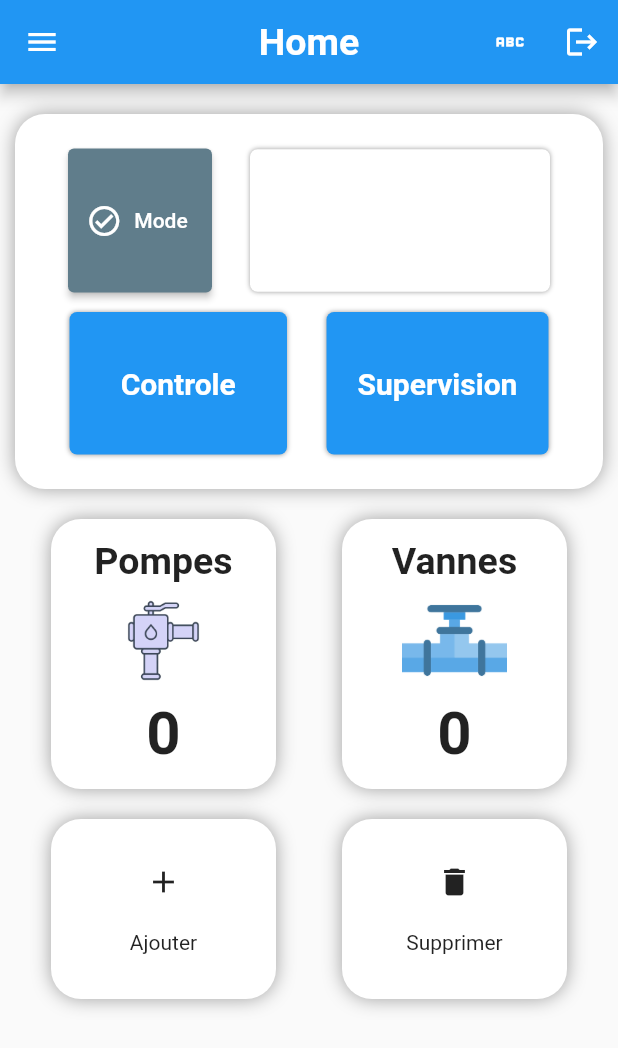
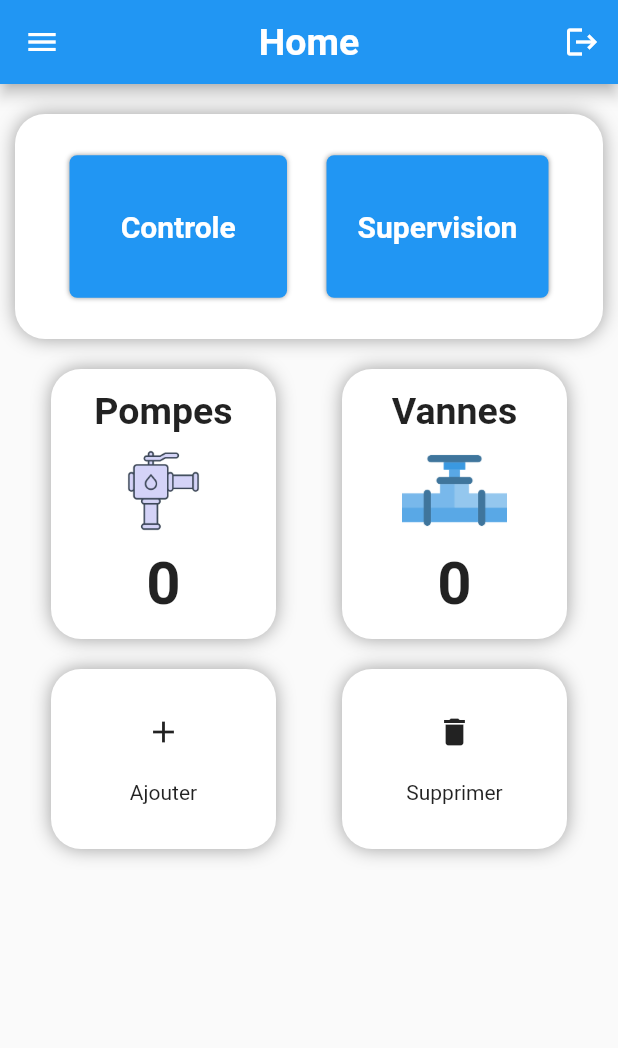
Before and after one commit to yasedd/arosa, a Flutter app: the Home_page screen opened by its route, on a phone screen of 412 x 824 dp. Shown: the top 1048 px of the screen. Run offline on Flutter 3.47's test engine with Material 2 defaults, Android fonts, the phone set to English and light mode, and no system bars; our stand-ins replace awesome_dialog, cloud_firestore, firebase_auth, firebase_core, firebase_database, percent_indicator and 1 more; missing offline and left inert: profile; accounts and stored records are empty.

Commit message:
Last commit

```diff
--- a/lib/Tools_pages/Remove_tools.dart
+++ b/lib/Tools_pages/Remove_tools.dart
@@ -24,6 +24,7 @@ class _Remove_toolsState extends State<Remove_tools> {
     return Scaffold(
       appBar: AppBar(
         title: const Text('Remove'),
+        centerTitle: true,
         actions: [
           IconButton(
               onPressed: () {
--- a/lib/main.dart
+++ b/lib/main.dart
@@ -22,7 +22,7 @@ class MyApp extends StatelessWidget {
   @override
   Widget build(BuildContext context) {
     return MaterialApp(
-      home: Home_page(),
+      home: const Login_page(),
       theme: ThemeData(
           primaryColor: Colors.blueAccent,
           listTileTheme: const ListTileThemeData(
--- a/lib/pages/Home_page.dart
+++ b/lib/pages/Home_page.dart
@@ -1,5 +1,5 @@
 import 'package:arosa/scaffold_adds/drawer.dart';
-import 'package:arosa/test.dart';
+// import 'package:arosa/test.dart';
 import 'package:firebase_auth/firebase_auth.dart';
 import 'package:firebase_database/firebase_database.dart';
 import 'package:flutter/material.dart';
@@ -31,12 +31,12 @@ class _Home_pageState extends State<Home_page> {
         title: const Text('Home'),
         centerTitle: true,
         actions: [
-          IconButton(
-              onPressed: () {
-                Navigator.of(context).push(
-                    MaterialPageRoute(builder: (context) => DurationScreen()));
-              },
-              icon: Icon(Icons.abc)),
+          // IconButton(
+          //     onPressed: () {
+          //       Navigator.of(context).push(
+          //           MaterialPageRoute(builder: (context) => DurationScreen()));
+          //     },
+          //     icon: Icon(Icons.abc)),
           IconButton(
               onPressed: () async {
                 showloading(context);
@@ -73,7 +73,7 @@ class _Home_pageState extends State<Home_page> {
             ),
             Container(
               width: double.maxFinite,
-              height: 250,
+              height: 150,
               margin: const EdgeInsets.all(10),
               padding: const EdgeInsets.all(10),
               decoration: BoxDecoration(
@@ -89,51 +89,51 @@ class _Home_pageState extends State<Home_page> {
                 mainAxisAlignment: MainAxisAlignment.spaceEvenly,
                 crossAxisAlignment: CrossAxisAlignment.center,
                 children: [
-                  Row(
-                    mainAxisAlignment: MainAxisAlignment.spaceEvenly,
-                    children: [
-                      ElevatedButton.icon(
-                        onPressed: () {
-                          setState(() {
-                            if (mode == 'Manuel') {
-                              mode = 'Automatique';
-                            } else {
-                              mode = 'Manuel';
-                            }
-                            ref.update({'mode': mode});
-                            dataref
-                                .child(FirebaseAuth.instance.currentUser!.uid)
-                                .update({'mode': mode});
-                          });
-                        },
-                        label: const Text('Mode'),
-                        icon: const Icon(Icons.check_circle_outline_outlined),
-                        style: ElevatedButton.styleFrom(
-                            fixedSize: const Size.fromRadius(48),
-                            backgroundColor: Colors.blueGrey),
-                      ),
-                      Container(
-                        padding: const EdgeInsets.all(5),
-                        width: 200,
-                        height: 95,
-                        decoration: BoxDecoration(
-                            color: Colors.white,
-                            borderRadius: BorderRadius.circular(5),
-                            boxShadow: const [
-                              BoxShadow(
-                                color: Colors.grey,
-                                blurRadius: 2,
-                              )
-                            ]),
-                        child: Center(
-                            child: Text(
-                          mode,
-                          style: const TextStyle(
-                              fontSize: 20, fontWeight: FontWeight.bold),
-                        )),
-                      )
-                    ],
-                  ),
+                  // Row(
+                  //   mainAxisAlignment: MainAxisAlignment.spaceEvenly,
+                  //   children: [
+                  //     ElevatedButton.icon(
+                  //       onPressed: () {
+                  //         setState(() {
+                  //           if (mode == 'Manuel') {
+                  //             mode = 'Automatique';
+                  //           } else {
+                  //             mode = 'Manuel';
+                  //           }
+                  //           ref.update({'mode': mode});
+                  //           dataref
+                  //               .child(FirebaseAuth.instance.currentUser!.uid)
+                  //               .update({'mode': mode});
+                  //         });
+                  //       },
+                  //       label: const Text('Mode'),
+                  //       icon: const Icon(Icons.check_circle_outline_outlined),
+                  //       style: ElevatedButton.styleFrom(
+                  //           fixedSize: const Size.fromRadius(48),
+                  //           backgroundColor: Colors.blueGrey),
+                  //     ),
+                  //     Container(
+                  //       padding: const EdgeInsets.all(5),
+                  //       width: 200,
+                  //       height: 95,
+                  //       decoration: BoxDecoration(
+                  //           color: Colors.white,
+                  //           borderRadius: BorderRadius.circular(5),
+                  //           boxShadow: const [
+                  //             BoxShadow(
+                  //               color: Colors.grey,
+                  //               blurRadius: 2,
+                  //             )
+                  //           ]),
+                  //       child: Center(
+                  //           child: Text(
+                  //         mode,
+                  //         style: const TextStyle(
+                  //             fontSize: 20, fontWeight: FontWeight.bold),
+                  //       )),
+                  //     )
+                  //   ],
+                  // ),
                   Row(
                     mainAxisAlignment: MainAxisAlignment.spaceEvenly,
                     children: [
```
